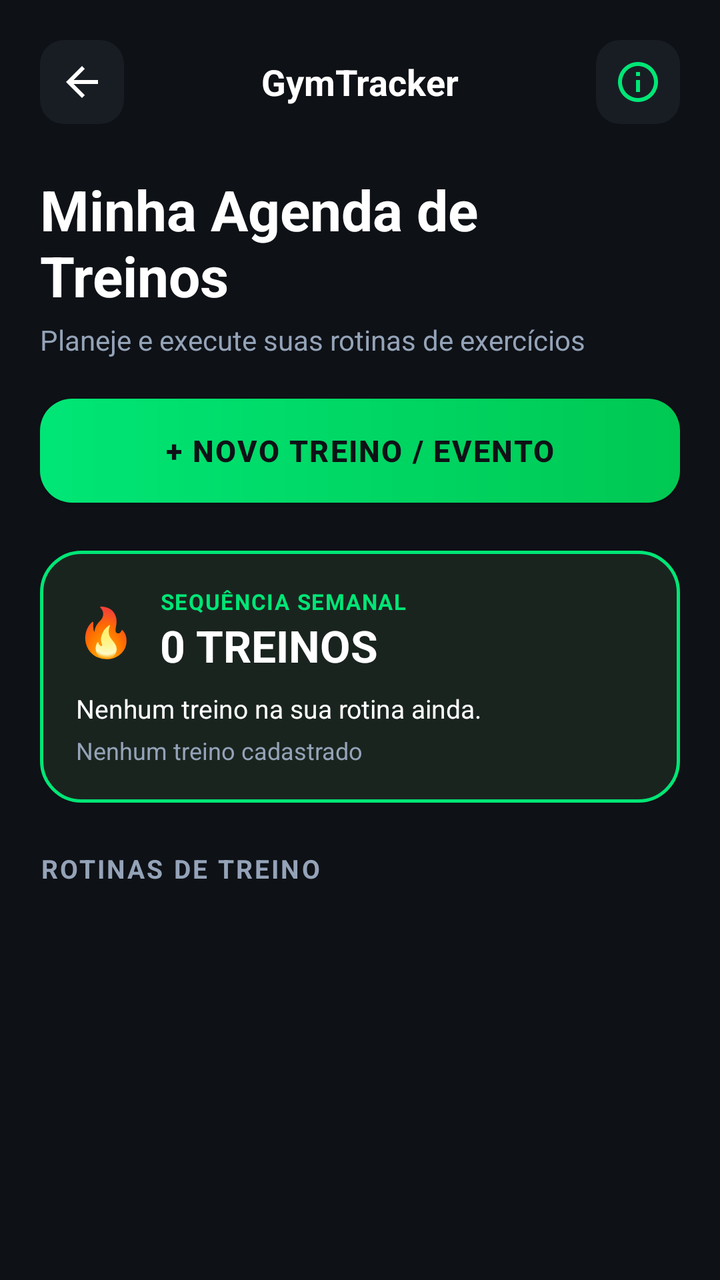
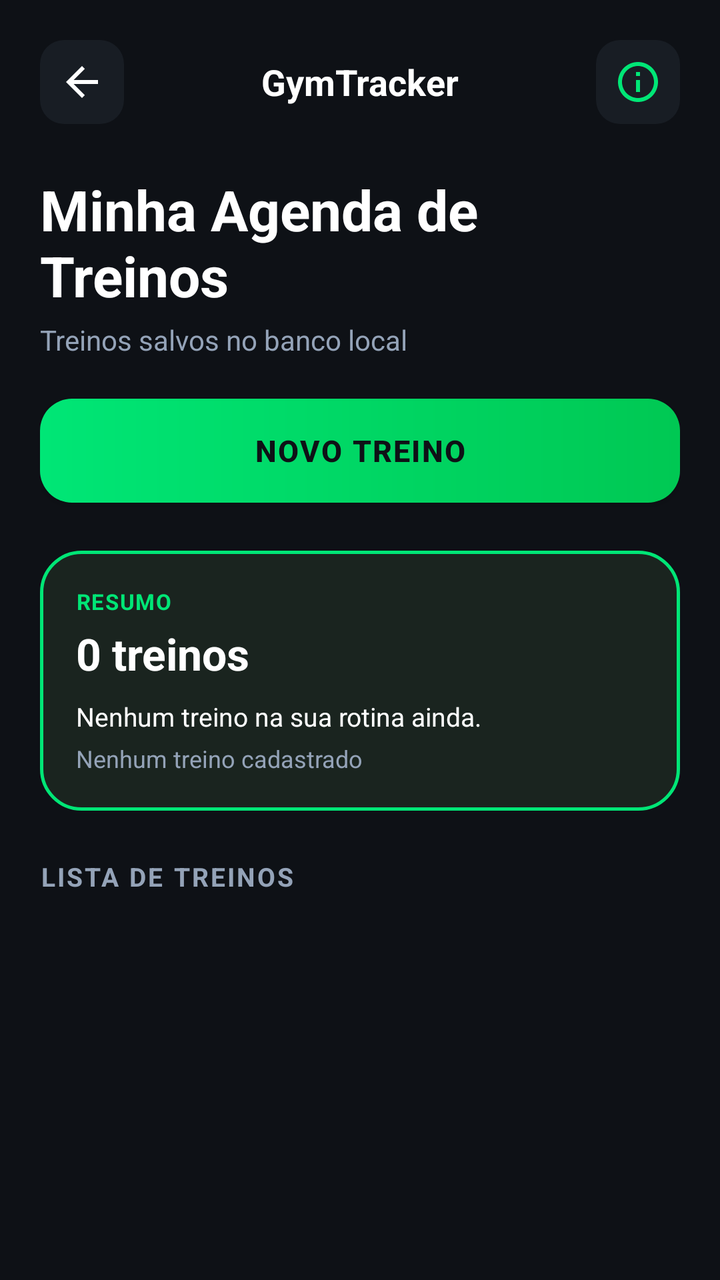

Before-and-after screenshots of an Android layout around one commit, followed by the original layout XML and the change that was made.
<!-- AndroidManifest.xml: application theme Theme.GymTracker -->
<!-- res/layout/activity_agenda.xml -->
<?xml version="1.0" encoding="utf-8"?>
<androidx.coordinatorlayout.widget.CoordinatorLayout xmlns:android="http://schemas.android.com/apk/res/android"
    xmlns:app="http://schemas.android.com/apk/res-auto"
    xmlns:tools="http://schemas.android.com/tools"
    android:layout_width="match_parent"
    android:layout_height="match_parent"
    android:background="@color/bg_main">

    <ScrollView
        android:layout_width="match_parent"
        android:layout_height="match_parent"
        android:fillViewport="true">

        <LinearLayout
            android:layout_width="match_parent"
            android:layout_height="wrap_content"
            android:orientation="vertical"
            android:padding="20dp">

            
            <RelativeLayout
                android:layout_width="match_parent"
                android:layout_height="wrap_content"
                android:layout_marginBottom="16dp">

                <ImageButton
                    android:id="@+id/btnBack"
                    android:layout_width="42dp"
                    android:layout_height="42dp"
                    android:layout_alignParentStart="true"
                    android:layout_centerVertical="true"
                    android:background="@drawable/bg_icon_button"
                    android:contentDescription="Voltar"
                    android:padding="9dp"
                    android:src="@drawable/ic_arrow_back"
                    app:tint="@color/text_white" />

                <TextView
                    android:layout_width="wrap_content"
                    android:layout_height="wrap_content"
                    android:layout_centerInParent="true"
                    android:text="GymTracker"
                    android:textColor="@color/text_white"
                    android:textSize="18sp"
                    android:textStyle="bold" />

                <ImageButton
                    android:id="@+id/btnSobre"
                    android:layout_width="42dp"
                    android:layout_height="42dp"
                    android:layout_alignParentEnd="true"
                    android:layout_centerVertical="true"
                    android:background="@drawable/bg_icon_button"
                    android:contentDescription="Sobre o App"
                    android:padding="9dp"
                    android:src="@drawable/ic_info"
                    app:tint="@color/primary_green" />
            </RelativeLayout>

            
            <TextView
                android:id="@+id/tvTituloAgenda"
                android:layout_width="wrap_content"
                android:layout_height="wrap_content"
                android:layout_marginTop="8dp"
                android:text="Minha Agenda de Treinos"
                android:textColor="@color/text_white"
                android:textSize="28sp"
                android:textStyle="bold" />

            <TextView
                android:layout_width="wrap_content"
                android:layout_height="wrap_content"
                android:layout_marginTop="4dp"
                android:text="Planeje e execute suas rotinas de exercícios"
                android:textColor="@color/text_gray"
                android:textSize="14sp" />

            
            <androidx.appcompat.widget.AppCompatButton
                android:id="@+id/btnNovoEvento"
                android:layout_width="match_parent"
                android:layout_height="52dp"
                android:layout_marginTop="20dp"
                android:background="@drawable/bg_button_lime"
                android:text="+ NOVO TREINO / EVENTO"
                android:textColor="#0E1116"
                android:textSize="15sp"
                android:textStyle="bold"
                android:letterSpacing="0.05"
                android:elevation="4dp" />

            
            <LinearLayout
                android:layout_width="match_parent"
                android:layout_height="wrap_content"
                android:layout_marginTop="24dp"
                android:background="@drawable/bg_streak_card"
                android:orientation="vertical"
                android:padding="18dp">

                <LinearLayout
                    android:layout_width="match_parent"
                    android:layout_height="wrap_content"
                    android:gravity="center_vertical"
                    android:orientation="horizontal">

                    <TextView
                        android:layout_width="wrap_content"
                        android:layout_height="wrap_content"
                        android:text="🔥"
                        android:textSize="24sp" />

                    <LinearLayout
                        android:layout_width="wrap_content"
                        android:layout_height="wrap_content"
                        android:layout_marginStart="12dp"
                        android:orientation="vertical">

                        <TextView
                            android:layout_width="wrap_content"
                            android:layout_height="wrap_content"
                            android:text="@string/weekly_streak_title"
                            android:textColor="@color/primary_green"
                            android:textSize="11sp"
                            android:textStyle="bold"
                            android:letterSpacing="0.05" />

                        <TextView
                            android:id="@+id/tvStreakValor"
                            android:layout_width="wrap_content"
                            android:layout_height="wrap_content"
                            android:text="0 TREINOS"
                            android:textColor="@color/text_white"
                            android:textSize="22sp"
                            android:textStyle="bold" />
                    </LinearLayout>
                </LinearLayout>

                <TextView
                    android:id="@+id/tvStreakDesc"
                    android:layout_width="wrap_content"
                    android:layout_height="wrap_content"
                    android:layout_marginTop="8dp"
                    android:text="Nenhum treino na sua rotina ainda."
                    android:textColor="@color/text_white"
                    android:textSize="13sp" />

                <TextView
                    android:id="@+id/tvUltimoTreino"
                    android:layout_width="wrap_content"
                    android:layout_height="wrap_content"
                    android:layout_marginTop="4dp"
                    android:text="Nenhum treino cadastrado"
                    android:textColor="@color/text_gray"
                    android:textSize="12sp" />
            </LinearLayout>

            
            <TextView
                android:layout_width="wrap_content"
                android:layout_height="wrap_content"
                android:layout_marginTop="24dp"
                android:layout_marginBottom="12dp"
                android:text="@string/my_routines"
                android:textColor="@color/text_gray"
                android:textSize="13sp"
                android:textStyle="bold"
                android:letterSpacing="0.08" />

            
            <TextView
                android:id="@+id/tvSemTreinos"
                android:layout_width="match_parent"
                android:layout_height="wrap_content"
                android:layout_marginTop="12dp"
                android:layout_marginBottom="16dp"
                android:background="@drawable/bg_card_dark"
                android:gravity="center"
                android:padding="24dp"
                android:text="Nenhum treino cadastrado ainda.\nToque em '+ NOVO TREINO / EVENTO' para começar!"
                android:textColor="@color/text_muted"
                android:textSize="14sp"
                android:visibility="gone" />

            
            <LinearLayout
                android:id="@+id/layoutListaTreinos"
                android:layout_width="match_parent"
                android:layout_height="wrap_content"
                android:orientation="vertical" />

        </LinearLayout>
    </ScrollView>

</androidx.coordinatorlayout.widget.CoordinatorLayout>
<!-- resources referenced by this layout -->
<resources>
  <color name="bg_main">#0E1116</color>
  <color name="primary_green">#00E676</color>
  <color name="text_gray">#94A3B8</color>
  <color name="text_muted">#64748B</color>
  <color name="text_white">#FFFFFF</color>
  <!-- drawable bg_button_lime (drawable) -->
  <?xml version="1.0" encoding="utf-8"?>
  <ripple xmlns:android="http://schemas.android.com/apk/res/android"
      android:color="#4DFFFFFF">
      <item>
          <shape android:shape="rectangle">
              <gradient
                  android:angle="0"
                  android:startColor="#00E676"
                  android:endColor="#00C853"
                  android:type="linear" />
              <corners android:radius="16dp" />
          </shape>
      </item>
  </ripple>
  <!-- drawable bg_card_dark (drawable) -->
  <?xml version="1.0" encoding="utf-8"?>
  <shape xmlns:android="http://schemas.android.com/apk/res/android"
      android:shape="rectangle">
      <solid android:color="@color/surface_card" />
      <stroke
          android:width="1dp"
          android:color="@color/surface_card_border" />
      <corners android:radius="20dp" />
  </shape>
  <!-- drawable bg_icon_button (drawable) -->
  <?xml version="1.0" encoding="utf-8"?>
  <ripple xmlns:android="http://schemas.android.com/apk/res/android"
      android:color="#33FFFFFF">
      <item>
          <shape android:shape="rectangle">
              <solid android:color="@color/surface_card" />
              <corners android:radius="12dp" />
          </shape>
      </item>
  </ripple>
  <!-- drawable bg_streak_card (drawable) -->
  <?xml version="1.0" encoding="utf-8"?>
  <shape xmlns:android="http://schemas.android.com/apk/res/android"
      android:shape="rectangle">
      <solid android:color="#1A241F" />
      <stroke
          android:width="1.5dp"
          android:color="#00E676" />
      <corners android:radius="20dp" />
  </shape>
  <!-- drawable ic_arrow_back (drawable) -->
  <vector xmlns:android="http://schemas.android.com/apk/res/android"
      android:width="24dp"
      android:height="24dp"
      android:viewportWidth="24"
      android:viewportHeight="24">
      <path
          android:fillColor="@android:color/white"
          android:pathData="M20,11H7.83l5.59,-5.59L12,4l-8,8 8,8 1.41,-1.41L7.83,13H20v-2z" />
  </vector>
  <!-- drawable ic_info (drawable) -->
  <vector xmlns:android="http://schemas.android.com/apk/res/android"
      android:width="24dp"
      android:height="24dp"
      android:viewportWidth="24"
      android:viewportHeight="24">
      <path
          android:fillColor="@android:color/white"
          android:pathData="M11,7h2v2h-2zm0,4h2v6h-2zm1,-9C6.48,2 2,6.48 2,12s4.48,10 10,10 10,-4.48 10,-10S17.52,2 12,2zm0,18c-4.41,0 -8,-3.59 -8,-8s3.59,-8 8,-8 8,3.59 8,8 -3.59,8 -8,8z" />
  </vector>
  <string name="my_routines">ROTINAS DE TREINO</string>
  <string name="weekly_streak_title">SEQUÊNCIA SEMANAL</string>
  <style name="Theme.GymTracker" parent="Theme.Material3.Dark.NoActionBar">
          
          <item name="android:statusBarColor">@color/bg_main</item>
          <item name="android:windowBackground">@color/bg_main</item>
          <item name="colorPrimary">@color/primary_green</item>
          <item name="colorOnPrimary">#000000</item>
          <item name="colorSecondary">@color/accent_cyan</item>
      </style>
  <color name="surface_card">#181D24</color>
  <color name="surface_card_border">#28323E</color>
  <color name="accent_cyan">#00E5FF</color>
</resources>

<!-- the commit's change to res/layout/activity_agenda.xml (unified diff, before → after) -->
@@ -72,7 +72,7 @@
                 android:layout_width="wrap_content"
                 android:layout_height="wrap_content"
                 android:layout_marginTop="4dp"
-                android:text="Planeje e execute suas rotinas de exercícios"
+                android:text="Treinos salvos no banco local"
                 android:textColor="@color/text_gray"
                 android:textSize="14sp" />
 
@@ -83,7 +83,7 @@
                 android:layout_height="52dp"
                 android:layout_marginTop="20dp"
                 android:background="@drawable/bg_button_lime"
-                android:text="+ NOVO TREINO / EVENTO"
+                android:text="@string/btn_new_workout"
                 android:textColor="#0E1116"
                 android:textSize="15sp"
                 android:textStyle="bold"
@@ -99,43 +99,24 @@
                 android:orientation="vertical"
                 android:padding="18dp">
 
-                <LinearLayout
-                    android:layout_width="match_parent"
+                <TextView
+                    android:layout_width="wrap_content"
                     android:layout_height="wrap_content"
-                    android:gravity="center_vertical"
-                    android:orientation="horizontal">
+                    android:text="@string/weekly_streak_title"
+                    android:textColor="@color/primary_green"
+                    android:textSize="11sp"
+                    android:textStyle="bold"
+                    android:letterSpacing="0.05" />
 
-                    <TextView
-                        android:layout_width="wrap_content"
-                        android:layout_height="wrap_content"
-                        android:text="🔥"
-                        android:textSize="24sp" />
-
-                    <LinearLayout
-                        android:layout_width="wrap_content"
-                        android:layout_height="wrap_content"
-                        android:layout_marginStart="12dp"
-                        android:orientation="vertical">
-
-                        <TextView
-                            android:layout_width="wrap_content"
-                            android:layout_height="wrap_content"
-                            android:text="@string/weekly_streak_title"
-                            android:textColor="@color/primary_green"
-                            android:textSize="11sp"
-                            android:textStyle="bold"
-                            android:letterSpacing="0.05" />
-
-                        <TextView
-                            android:id="@+id/tvStreakValor"
-                            android:layout_width="wrap_content"
-                            android:layout_height="wrap_content"
-                            android:text="0 TREINOS"
-                            android:textColor="@color/text_white"
-                            android:textSize="22sp"
-                            android:textStyle="bold" />
-                    </LinearLayout>
-                </LinearLayout>
+                <TextView
+                    android:id="@+id/tvStreakValor"
+                    android:layout_width="wrap_content"
+                    android:layout_height="wrap_content"
+                    android:layout_marginTop="4dp"
+                    android:text="0 treinos"
+                    android:textColor="@color/text_white"
+                    android:textSize="22sp"
+                    android:textStyle="bold" />
 
                 <TextView
                     android:id="@+id/tvStreakDesc"
@@ -178,7 +159,7 @@
                 android:background="@drawable/bg_card_dark"
                 android:gravity="center"
                 android:padding="24dp"
-                android:text="Nenhum treino cadastrado ainda.\nToque em '+ NOVO TREINO / EVENTO' para começar!"
+                android:text="Nenhum treino cadastrado. Use o botao Novo Treino."
                 android:textColor="@color/text_muted"
                 android:textSize="14sp"
                 android:visibility="gone" />
<!-- resource entries referenced after the edit -->
@@ -71,8 +71,9 @@
           android:fillColor="@android:color/white"
           android:pathData="M11,7h2v2h-2zm0,4h2v6h-2zm1,-9C6.48,2 2,6.48 2,12s4.48,10 10,10 10,-4.48 10,-10S17.52,2 12,2zm0,18c-4.41,0 -8,-3.59 -8,-8s3.59,-8 8,-8 8,3.59 8,8 -3.59,8 -8,8z" />
   </vector>
-  <string name="my_routines">ROTINAS DE TREINO</string>
-  <string name="weekly_streak_title">SEQUÊNCIA SEMANAL</string>
+  <string name="btn_new_workout">NOVO TREINO</string>
+  <string name="my_routines">LISTA DE TREINOS</string>
+  <string name="weekly_streak_title">RESUMO</string>
   <style name="Theme.GymTracker" parent="Theme.Material3.Dark.NoActionBar">
           
           <item name="android:statusBarColor">@color/bg_main</item>
